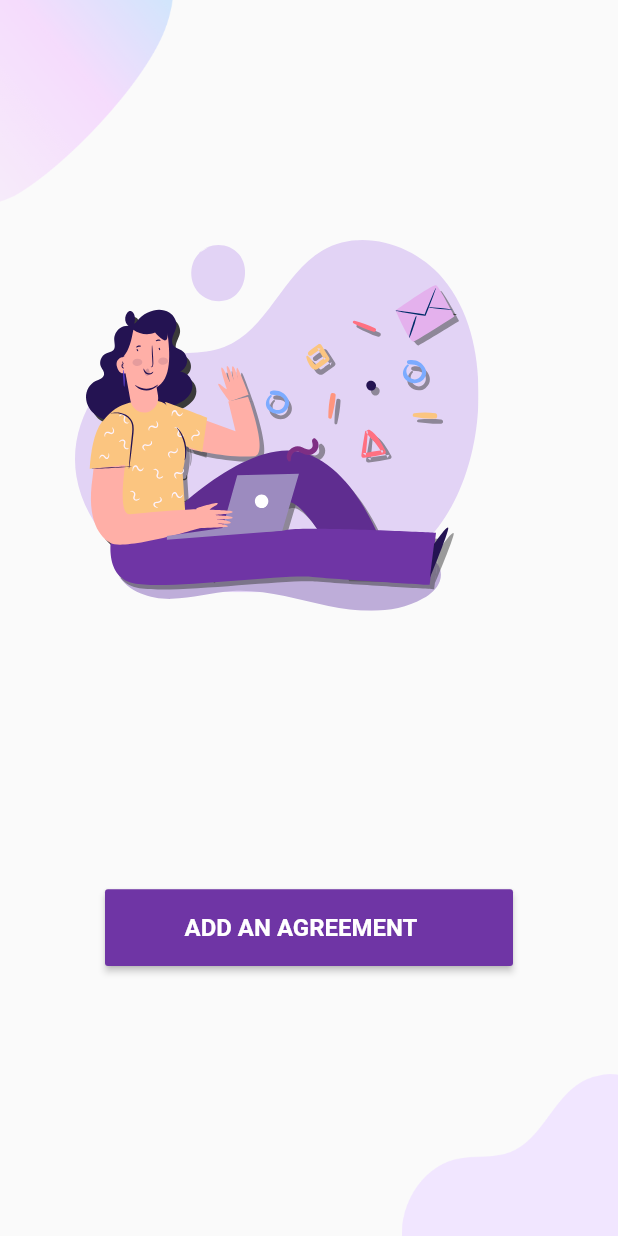
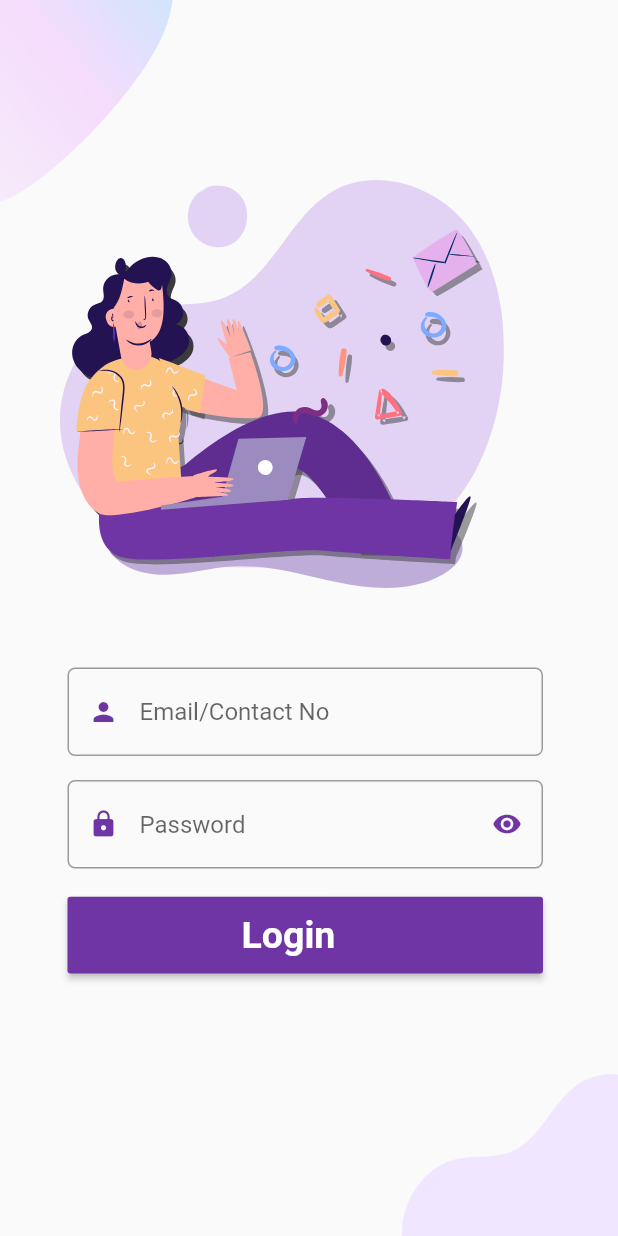
Before and after one commit to saummya-arch/RentApp, a Flutter app: the screen it shows after launch, on a phone screen of 412 x 824 dp. Run offline on Flutter 3.47's test engine with Material 2 defaults, Android fonts, the phone set to English and light mode, and no system bars; our stand-ins replace flutter_svg, simple_animations.

Commit message:
Second Commit

```diff
--- a/lib/views/login.dart
+++ b/lib/views/login.dart
@@ -32,33 +32,86 @@ class _LoginPageState extends State<LoginPage> {
               width: size.width * 0.35,
             ),
             Positioned(
-              top: 160.0,
-              left: 50.0,
+              top: 120.0,
+              left: 40.0,
               child: //Text("MAKE AN AGREEMENT" , style: TextStyle(color: Colors.black, fontSize: 16.0, fontWeight: FontWeight.bold)),
               Container(
                 child: Column(
                   children: <Widget>[
                     SvgPicture.asset(
-                      "assets/icons/login.svg", height: size.height * 0.3,
+                      "assets/icons/login.svg", height: size.height * 0.33,
                     ),
                   ],
                 ),
               ),
             ),
             Positioned(
-              bottom: 180.0,
-              left: 70.0,
-              right: 70.0,
+              bottom: 320.0,
+              left: 45.0,
+              right: 50.0,
+                child: SingleChildScrollView(
+                    child: TextField(
+                    decoration: InputDecoration(
+                      border: OutlineInputBorder(
+                        borderRadius: BorderRadius.circular(5.0),
+                        ),
+                      prefixIcon: Icon(
+                      Icons.person,
+                      size: 20.0,
+                      color: kPrimaryColor,
+                      ),
+                      hintText: "Email/Contact No",
+                    ),
+                  ),
+                ),
+            ),
+
+
+
+            //for password
+            Positioned(
+              bottom: 245.0,
+              left: 45.0,
+              right: 50.0,
+                child: SingleChildScrollView(
+                    child: TextField(
+                    decoration: InputDecoration(
+                      border: OutlineInputBorder(
+                        borderRadius: BorderRadius.circular(5.0),
+                        ),
+                      prefixIcon: Icon(
+                      Icons.lock,
+                      size: 20.0,
+                      color: kPrimaryColor,
+                      ),
+                      hintText: "Password",
+                      suffixIcon: Icon(Icons.visibility,
+                      size: 20.0,
+                      color: kPrimaryColor,
+                      ),
+                    ),
+                  ),
+                ),
+            ),
+            Positioned(
+              bottom: 175.0,
+              left: 45.0,
+              right: 50.0,
                 child: SizedBox(
                   height: size.height * 0.062,
                   width: size.width * 0.68,
                   child: RaisedButton(
-                  onPressed: (){},
+                  onPressed: (){
+            //         Navigator.push(
+            //         context,
+            //         MaterialPageRoute(builder: (context) => LoginPage()),
+            // );
+                  },
                   color: kPrimaryColor,
                   child: Row(
                     children: <Widget>[
-                      Padding(padding: const EdgeInsets.only(left: 37.0),),
-                      Text("ADD AN AGREEMENT" , style: TextStyle(color: Colors.white, fontSize: 16.0, fontWeight: FontWeight.bold)),
+                      Padding(padding: const EdgeInsets.only(left: 100.0),),
+                      Text("Login" , style: TextStyle(color: Colors.white, fontSize: 25.0, fontWeight: FontWeight.bold)),
                     ]
                   ),
                 ),
@@ -70,3 +123,7 @@ class _LoginPageState extends State<LoginPage> {
     );
   }
 }
+
+
+
+//EELLLEEEVATION
```
